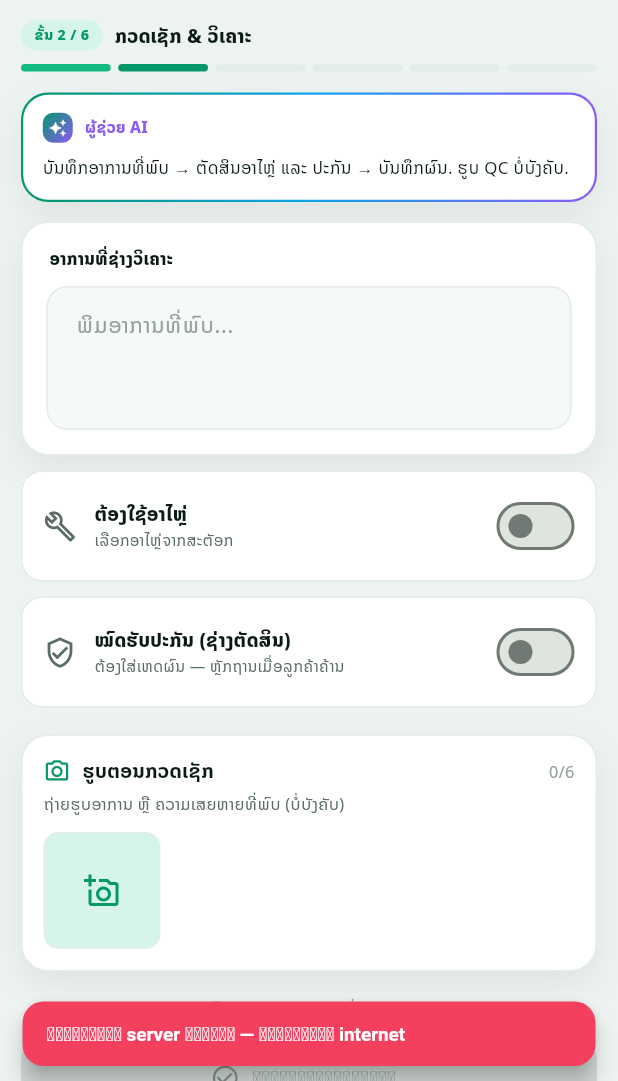
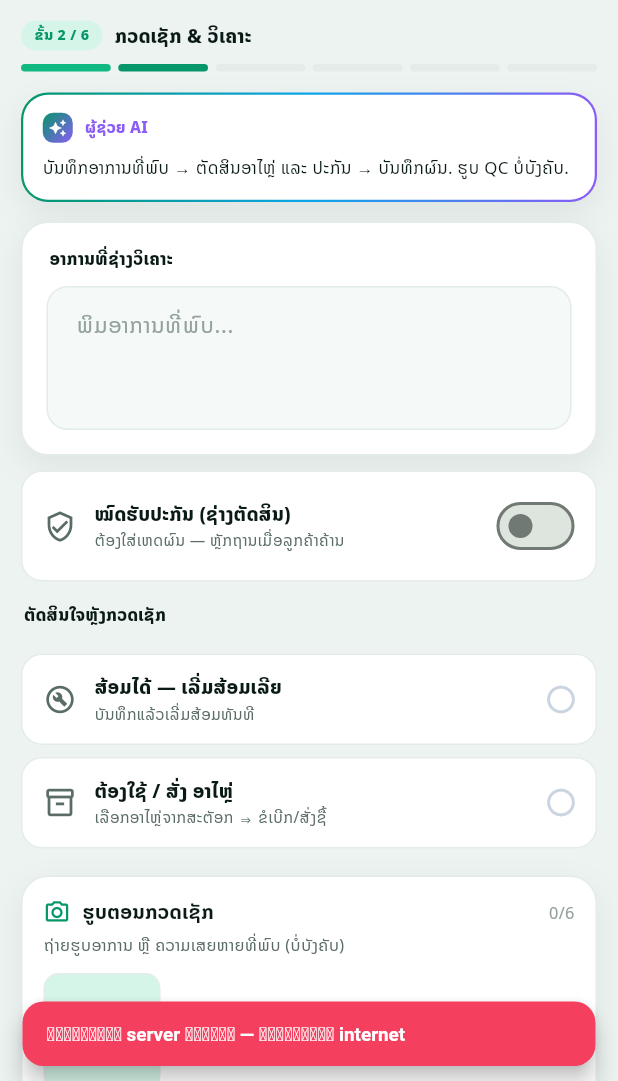
Before and after one commit to keosmlao/ods, a Flutter app: the CheckScreen screen opened directly with empty values, on a phone screen of 412 x 824 dp, the part 155-1236 px from its top. Run offline on Flutter 3.47's test engine with Material 3 defaults, Android fonts, the phone set to English and light mode, and no system bars; our stand-ins replace animated_bottom_navigation_bar, firebase_core, firebase_messaging, flutter_local_notifications, flutter_secure_storage, geolocator and 1 more; accounts and stored records are empty; network calls fail.

Commit message:
IH: ຕັດສິນໃຈຫຼັງກວດເຊັກ 3 ທາງ + ແກ້ຮັບງານບໍ່ໄດ້ (ຂັ້ນ 0)
① ໜ້າກວດເຊັກ: ຫຼັງບັນທຶກຜົນ ເລືອກ 1 ໃນ 3 —
   • ສ້ອມໄດ້ → ເລີ່ມສ້ອມເລີຍ (ໃນປະກັນ) / ໄປສະເໜີລາຄາ (ນອກປະກັນ)
   • ຕ້ອງໃຊ້/ສັ່ງ ອາໄຫຼ່ → ເປີດຕົວເລືອກອາໄຫຼ່ ⇒ ຂໍເບີກ
   • ສ້ອມໜ້າງານບໍ່ໄດ້ → ນຳເຂົ້າສູນ (IH)
   CheckScreen pop ຄືນ CheckOutcome, job_screen ໄປຕໍ່ (run start / bringIn dialog).
② ຮັບງານບໍ່ໄດ້: IH ຂັ້ນ 0 (ຍັງບໍ່ນັດ) ບໍ່ຄວນສະແດງ 'accept' (acceptRepair ຕ້ອງຂັ້ນ 1)
   ⇒ REPAIR_ACTION ໃຫ້ IH+appoint_date null = 'wait_other' (ລໍ CS ໃສ່ວັນນັດ).
③ ກັນວຽກຄ້າງຂັ້ນ 0: intake IH + ຈັດຊ່າງ ຕ້ອງໃສ່ວັນນັດໝາຍ (ຄືກັບ assignRepairTech).

Co-Authored-By: Claude Opus 4.8 (1M context) <noreply@anthropic.com>

```diff
--- a/mobile/lib/screens/check_screen.dart
+++ b/mobile/lib/screens/check_screen.dart
@@ -11,9 +11,17 @@ import '../widgets/ui_kit.dart';
 ///
 /// ອາການທີ່ວິເຄາະ → (ຖ້າໃຊ້ອາໄຫຼ່) ເລືອກອາໄຫຼ່ຈາກສະຕັອກ → ຕັດສິນປະກັນ → ບັນທຶກ.
 /// ຕັດສິນວ່າ **ໝົດຮັບປະກັນ ຕ້ອງມີເຫດຜົນ** (ຫຼັກຖານເມື່ອລູກຄ້າຄ້ານ — server ບັງຄັບ).
+/// ຜົນຕັດສິນຫຼັງກວດເຊັກ — ຄືນຄ່າຕອນ pop ໃຫ້ job_screen ໄປຕໍ່:
+///   repair  = ສ້ອມໄດ້ ⇒ (ໃນປະກັນ) ເລີ່ມສ້ອມເລີຍ · (ນອກປະກັນ) ໄປສະເໜີລາຄາ
+///   spare   = ຕ້ອງສັ່ງ/ເບີກ ອາໄຫຼ່ ⇒ ເຂົ້າຂະບວນການອາໄຫຼ່
+///   bringIn = ສ້ອມໜ້າງານບໍ່ໄດ້ ⇒ ນຳເຂົ້າສູນ (IH — job_screen ເປີດ dialog ເລືອກວິທີ)
+enum CheckOutcome { repair, spare, bringIn }
+
 class CheckScreen extends StatefulWidget {
-  const CheckScreen({super.key, required this.code});
+  const CheckScreen({super.key, required this.code, this.serviceType});
   final String code;
+  /// ປະເພດບໍລິການ (IH/PS/CI/ST) — ໃຫ້ຮູ້ວ່າ IH (ໄປສ້ອມບ້ານ) ⇒ ສະແດງ "ນຳເຂົ້າສູນ"
+  final String? serviceType;
 
   @override
   State<CheckScreen> createState() => _CheckScreenState();
@@ -29,7 +37,8 @@ class _CheckScreenState extends State<CheckScreen> {
   List<SpareSuggestion> suggestions = []; // ຜູ້ຊ່ວຍ AI
   final List<String> photos = []; // ຮູບຕອນກວດເຊັກ (data-URI base64)
   final picker = ImagePicker();
-  bool useSpare = false;
+  CheckOutcome? outcome; // ຜົນຕັດສິນທີ່ຊ່າງເລືອກ (null = ຍັງບໍ່ເລືອກ)
+  bool get useSpare => outcome == CheckOutcome.spare;
   bool warrantyVoid = false;
   bool busy = false;
 
@@ -81,14 +90,14 @@ class _CheckScreenState extends State<CheckScreen> {
     ).showSnackBar(SnackBar(content: Text(message), backgroundColor: color));
   }
 
-  Future<void> send(Map<String, dynamic> body, {bool pop = false}) async {
+  Future<void> send(Map<String, dynamic> body, {bool pop = false, Object? popResult}) async {
     setState(() => busy = true);
     try {
       final message = await Api.check(widget.code, body);
       if (!mounted) return;
       if (pop) {
         _toast(message, ok);
-        Navigator.pop(context);
+        Navigator.pop(context, popResult);
         return;
       }
       await load();
@@ -133,8 +142,31 @@ class _CheckScreenState extends State<CheckScreen> {
     if (warrantyVoid && reason.text.trim().isEmpty) {
       return 'ຕ້ອງໃສ່ເຫດຜົນໝົດຮັບປະກັນ';
     }
-    if (useSpare && draft.isEmpty) return 'ຕ້ອງເລືອກອາໄຫຼ່ຢ່າງໜ້ອຍ 1 ລາຍການ';
+    if (outcome == null) return 'ເລືອກຜົນຕັດສິນຫຼັງກວດເຊັກ';
+    if (outcome == CheckOutcome.spare && draft.isEmpty) {
+      return 'ຕ້ອງເລືອກອາໄຫຼ່ຢ່າງໜ້ອຍ 1 ລາຍການ';
+    }
     return null;
+  }
+
+  /// ບັນທຶກຜົນກວດ ແລ້ວ pop ຄືນຄ່າ **ຜົນຕັດສິນ** ໃຫ້ job_screen ໄປຕໍ່:
+  ///   repair ໃນປະກັນ → 'start' (ເລີ່ມສ້ອມເລີຍ) · bringIn → 'bring-in' · ອື່ນ → null (reload)
+  Future<void> _submit() async {
+    final chosen = outcome;
+    if (chosen == null) return;
+    final Object? result = chosen == CheckOutcome.bringIn
+        ? CheckOutcome.bringIn
+        : (chosen == CheckOutcome.repair && !warrantyVoid)
+            ? CheckOutcome.repair
+            : null;
+    await send({
+      'action': 'save',
+      'diagnosis': diagnosis.text,
+      'warranty_void': warrantyVoid,
+      'warranty_reason': reason.text,
+      'use_spare': chosen == CheckOutcome.spare,
+      'photos': photos,
+    }, pop: true, popResult: result);
   }
 
   @override
@@ -172,14 +204,6 @@ class _CheckScreenState extends State<CheckScreen> {
           ]),
           const SizedBox(height: 10),
 
-          _optionCard(
-            icon: Icons.build_outlined,
-            title: 'ຕ້ອງໃຊ້ອາໄຫຼ່',
-            subtitle: 'ເລືອກອາໄຫຼ່ຈາກສະຕັອກ',
-            value: useSpare,
-            onChanged: (value) => setState(() => useSpare = value),
-          ),
-          const SizedBox(height: 10),
           _optionCard(
             icon: Icons.verified_user_outlined,
             title: 'ໝົດຮັບປະກັນ (ຊ່າງຕັດສິນ)',
@@ -227,7 +251,39 @@ class _CheckScreenState extends State<CheckScreen> {
             ),
           ],
 
-          if (useSpare) ...[
+          const SizedBox(height: 14),
+          // ── ຜົນຕັດສິນຫຼັງກວດເຊັກ (ເລືອກ 1) ──
+          const SectionLabel('ຕັດສິນໃຈຫຼັງກວດເຊັກ'),
+          const SizedBox(height: 8),
+          _outcomeCard(
+            outcome: CheckOutcome.repair,
+            icon: Icons.build_circle_outlined,
+            color: ok,
+            title: 'ສ້ອມໄດ້ — ເລີ່ມສ້ອມເລີຍ',
+            subtitle: warrantyVoid
+                ? 'ນອກປະກັນ ⇒ ບັນທຶກແລ້ວໄປສະເໜີລາຄາ'
+                : 'ບັນທຶກແລ້ວເລີ່ມສ້ອມທັນທີ',
+          ),
+          const SizedBox(height: 8),
+          _outcomeCard(
+            outcome: CheckOutcome.spare,
+            icon: Icons.inventory_2_outlined,
+            color: const Color(0xFF7C3AED),
+            title: 'ຕ້ອງໃຊ້ / ສັ່ງ ອາໄຫຼ່',
+            subtitle: 'ເລືອກອາໄຫຼ່ຈາກສະຕັອກ ⇒ ຂໍເບີກ/ສັ່ງຊື້',
+          ),
+          if (widget.serviceType == 'IH') ...[
+            const SizedBox(height: 8),
+            _outcomeCard(
+              outcome: CheckOutcome.bringIn,
+              icon: Icons.warehouse_outlined,
+              color: const Color(0xFFB45309),
+              title: 'ສ້ອມໜ້າງານບໍ່ໄດ້ — ນຳເຂົ້າສູນ',
+              subtitle: 'ບັນທຶກຜົນກວດແລ້ວ ນຳເຄື່ອງເຂົ້າສູນ',
+            ),
+          ],
+
+          if (outcome == CheckOutcome.spare) ...[
             const SizedBox(height: 12),
             // ── ຜູ້ຊ່ວຍ AI: ອາໄຫຼ່ທີ່ແນະນຳ (ຈາກวຽກຮຸ່ນເดียวกัน) ──
             if (suggestions.any((s) => !draft.any((d) => d.itemCode == s.code)))
@@ -356,16 +412,7 @@ class _CheckScreenState extends State<CheckScreen> {
               backgroundColor: ok,
               minimumSize: const Size.fromHeight(54),
             ),
-            onPressed: busy || blocker != null
-                ? null
-                : () => send({
-                    'action': 'save',
-                    'diagnosis': diagnosis.text,
-                    'warranty_void': warrantyVoid,
-                    'warranty_reason': reason.text,
-                    'use_spare': useSpare,
-                    'photos': photos,
-                  }, pop: true),
+            onPressed: busy || blocker != null ? null : _submit,
             icon: busy
                 ? const SizedBox(
                     height: 18,
@@ -376,7 +423,12 @@ class _CheckScreenState extends State<CheckScreen> {
                     ),
                   )
                 : const Icon(Icons.check_circle_outline, size: 20),
-            label: const Text('ບັນທຶກຜົນກວດເຊັກ'),
+            label: Text(switch (outcome) {
+              CheckOutcome.repair => warrantyVoid ? 'ບັນທຶກ & ໄປສະເໜີລາຄາ' : 'ບັນທຶກ & ເລີ່ມສ້ອມ',
+              CheckOutcome.spare => 'ບັນທຶກ & ຂໍເບີກອາໄຫຼ່',
+              CheckOutcome.bringIn => 'ບັນທຶກ & ນຳເຂົ້າສູນ',
+              null => 'ບັນທຶກຜົນກວດເຊັກ',
+            }),
           ),
         ],
       ),
@@ -464,6 +516,58 @@ class _CheckScreenState extends State<CheckScreen> {
   );
 
   /// ກາດຕົວເລືອກແບບແຕະ (toggle) — ເລືອກແລ້ວเน้น teal
+  /// ກາດເລືອກ **ຜົນຕັດສິນ** (radio) — ເລືອກໄດ້ອັນດຽວ, ເລືອກແລ້ວເນັ້ນສີຂອງໂຕເອງ
+  Widget _outcomeCard({
+    required CheckOutcome outcome,
+    required IconData icon,
+    required Color color,
+    required String title,
+    required String subtitle,
+  }) {
+    final selected = this.outcome == outcome;
+    return InkWell(
+      onTap: busy ? null : () => setState(() => this.outcome = outcome),
+      borderRadius: BorderRadius.circular(14),
+      child: AnimatedContainer(
+        duration: const Duration(milliseconds: 150),
+        padding: const EdgeInsets.fromLTRB(14, 12, 12, 12),
+        decoration: BoxDecoration(
+          color: selected ? color.withValues(alpha: .08) : Colors.white,
+          borderRadius: BorderRadius.circular(14),
+          border: Border.all(color: selected ? color : line, width: selected ? 1.5 : 1),
+        ),
+        child: Row(
+          children: [
+            Icon(icon, color: selected ? color : muted, size: 22),
+            const SizedBox(width: 12),
+            Expanded(
+              child: Column(
+                crossAxisAlignment: CrossAxisAlignment.start,
+                children: [
+                  Text(
+                    title,
+                    style: TextStyle(
+                      fontWeight: FontWeight.w800,
+                      color: selected ? color : ink,
+                      fontSize: 14,
+                    ),
+                  ),
+                  const SizedBox(height: 2),
+                  Text(subtitle, style: const TextStyle(fontSize: 11.5, color: muted)),
+                ],
+              ),
+            ),
+            Icon(
+              selected ? Icons.radio_button_checked : Icons.radio_button_unchecked,
+              color: selected ? color : const Color(0xFFCBD5E1),
+              size: 22,
+            ),
+          ],
+        ),
+      ),
+    );
+  }
+
   Widget _optionCard({
     required IconData icon,
     required String title,
```
Also changed, not shown: mobile/lib/screens/job_screen.dart (+22 -11 lines), 2 other files.
